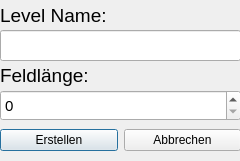
The window that Editor/Editor/newlevel.ui (Akatana/Hnefatafl) describes before a commit, drawn with Qt 5.
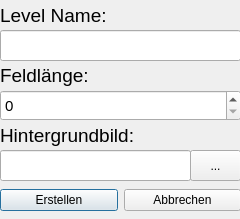
The same window after the commit.

```diff
--- a/Editor/Editor/newlevel.ui
+++ b/Editor/Editor/newlevel.ui
@@ -10,7 +10,7 @@
     <x>0</x>
     <y>0</y>
     <width>240</width>
-    <height>161</height>
+    <height>219</height>
    </rect>
   </property>
   <property name="focusPolicy">
@@ -23,7 +23,7 @@
    <property name="geometry">
     <rect>
      <x>0</x>
-     <y>120</y>
+     <y>180</y>
      <width>241</width>
      <height>41</height>
     </rect>
@@ -111,6 +111,55 @@
     </font>
    </property>
   </widget>
+  <widget class="QLabel" name="label_3">
+   <property name="geometry">
+    <rect>
+     <x>0</x>
+     <y>120</y>
+     <width>241</width>
+     <height>31</height>
+    </rect>
+   </property>
+   <property name="font">
+    <font>
+     <pointsize>14</pointsize>
+    </font>
+   </property>
+   <property name="text">
+    <string>Hintergrundbild:</string>
+   </property>
+  </widget>
+  <widget class="QToolButton" name="toolButton">
+   <property name="geometry">
+    <rect>
+     <x>190</x>
+     <y>150</y>
+     <width>51</width>
+     <height>31</height>
+    </rect>
+   </property>
+   <property name="text">
+    <string>...</string>
+   </property>
+  </widget>
+  <widget class="QLineEdit" name="bgImage">
+   <property name="geometry">
+    <rect>
+     <x>0</x>
+     <y>150</y>
+     <width>191</width>
+     <height>31</height>
+    </rect>
+   </property>
+   <property name="font">
+    <font>
+     <pointsize>12</pointsize>
+    </font>
+   </property>
+   <property name="readOnly">
+    <bool>true</bool>
+   </property>
+  </widget>
  </widget>
  <resources/>
  <connections/>
```
